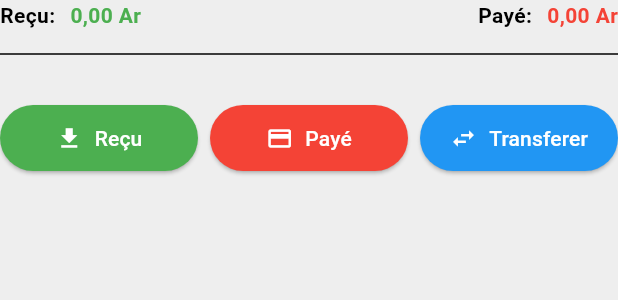
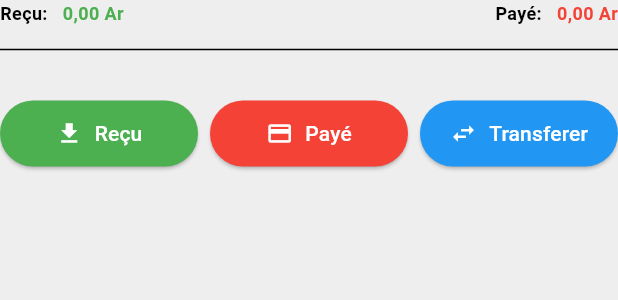
Before and after one commit to DarkZangetsu/Gestion-caisse-, a Flutter app: the TabBottomResume widget shown alone on an empty page, opened directly with empty values, on a phone screen of 412 x 824 dp. Shown: the top 300 px of the screen. Run offline on Flutter 3.47's test engine with Material 3 defaults, Android fonts, the phone set to English and light mode, and no system bars; our stand-ins replace animated_splash_screen, connectivity_plus, flutter_local_notifications, flutter_riverpod, flutter_spinkit, page_transition and 5 more; missing offline and left inert: workmanager; accounts and stored records are empty.

Commit message:
text overflow to ellipse

```diff
--- a/lib/composants/tab_bottom_resume.dart
+++ b/lib/composants/tab_bottom_resume.dart
@@ -25,10 +25,11 @@ class TabBottomResume extends ConsumerWidget {
           mainAxisAlignment: MainAxisAlignment.spaceBetween,
           children: [
             Row(
+              mainAxisSize: MainAxisSize.min,
               children: [
                 const MyText(
                   texte: "Reçu:",
-                  fontSize: 14,
+                  fontSize: 12,
                   fontWeight: FontWeight.bold,
                 ),
                 const SizedBox(width: 10.0),
@@ -38,17 +39,18 @@ class TabBottomResume extends ConsumerWidget {
                     symbol: 'Ar',
                     decimalDigits: 2,
                   ).format(totalReceived),
-                  fontSize: 14,
+                  fontSize: 12,
                   fontWeight: FontWeight.bold,
                   color: Colors.green,
                 ),
               ],
             ),
             Row(
+              mainAxisSize: MainAxisSize.min,
               children: [
                 const MyText(
                   texte: "Payé:",
-                  fontSize: 14,
+                  fontSize: 12,
                   fontWeight: FontWeight.bold,
                 ),
                 const SizedBox(width: 10.0),
@@ -58,7 +60,7 @@ class TabBottomResume extends ConsumerWidget {
                     symbol: 'Ar',
                     decimalDigits: 2,
                   ).format(totalPaid),
-                  fontSize: 14,
+                  fontSize: 12,
                   fontWeight: FontWeight.bold,
                   color: Colors.red,
                 ),
--- a/lib/home_composantes/transaction_row.dart
+++ b/lib/home_composantes/transaction_row.dart
@@ -186,6 +186,7 @@ class _TransactionRowState extends ConsumerState<TransactionRow> {
                           widget.transaction.description!.trim().isNotEmpty)
                         Text(
                           widget.transaction.description!,
+                          overflow: TextOverflow.ellipsis,
                           style: TextStyle(
                             fontSize: 12,
                             color: Colors.grey[600],
```
